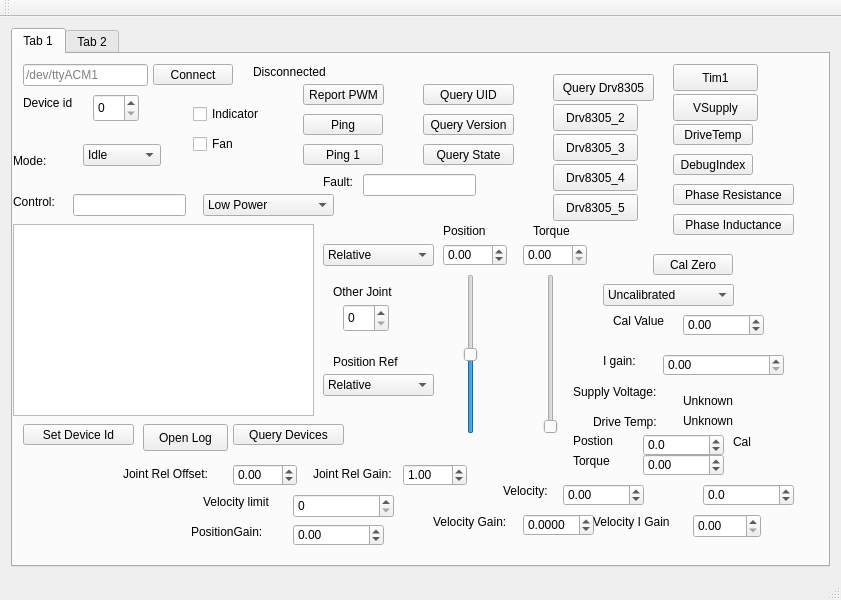
This is Bark/mainwindow.ui in craftit/DogBotSoftware as Qt 5 draws it before an edit. The edited form follows.
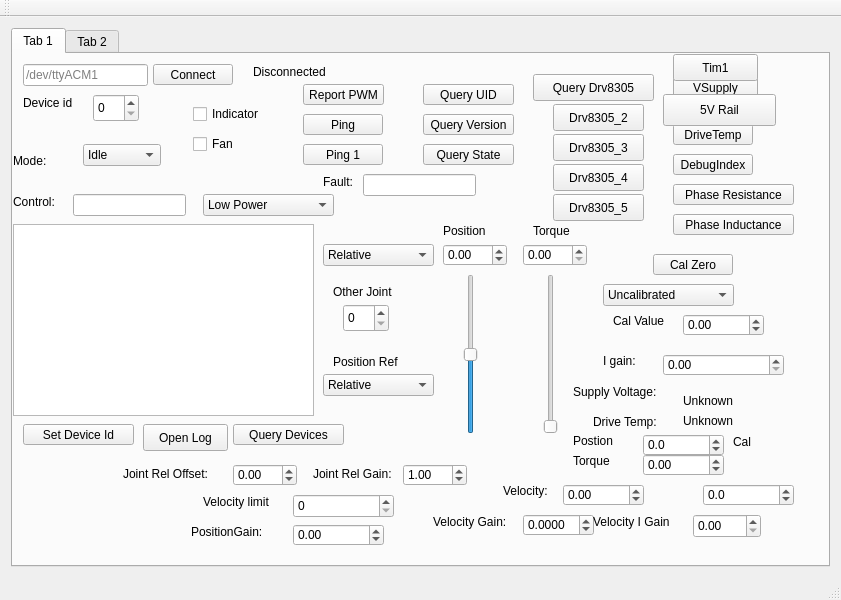
This is the edited form.

Commit message: Add 5V rail read.

```diff
--- a/Bark/mainwindow.ui
+++ b/Bark/mainwindow.ui
@@ -166,7 +166,7 @@
         <property name="geometry">
          <rect>
           <x>660</x>
-          <y>40</y>
+          <y>20</y>
           <width>85</width>
           <height>27</height>
          </rect>
@@ -180,7 +180,7 @@
          <rect>
           <x>540</x>
           <y>50</y>
-          <width>85</width>
+          <width>91</width>
           <height>27</height>
          </rect>
         </property>
@@ -203,7 +203,7 @@
          <rect>
           <x>540</x>
           <y>140</y>
-          <width>85</width>
+          <width>91</width>
           <height>27</height>
          </rect>
         </property>
@@ -252,7 +252,7 @@
          <rect>
           <x>540</x>
           <y>80</y>
-          <width>85</width>
+          <width>91</width>
           <height>27</height>
          </rect>
         </property>
@@ -299,9 +299,9 @@
        <widget class="QPushButton" name="pushButtonQueryState">
         <property name="geometry">
          <rect>
-          <x>540</x>
+          <x>520</x>
           <y>20</y>
-          <width>101</width>
+          <width>121</width>
           <height>27</height>
          </rect>
         </property>
@@ -326,7 +326,7 @@
         <property name="geometry">
          <rect>
           <x>660</x>
-          <y>10</y>
+          <y>0</y>
           <width>85</width>
           <height>27</height>
          </rect>
@@ -375,7 +375,7 @@
          <rect>
           <x>540</x>
           <y>110</y>
-          <width>85</width>
+          <width>91</width>
           <height>27</height>
          </rect>
         </property>
@@ -1146,6 +1146,19 @@
          <string>Fan</string>
         </property>
        </widget>
+       <widget class="QPushButton" name="pushButton_5">
+        <property name="geometry">
+         <rect>
+          <x>650</x>
+          <y>40</y>
+          <width>113</width>
+          <height>32</height>
+         </rect>
+        </property>
+        <property name="text">
+         <string>5V Rail</string>
+        </property>
+       </widget>
       </widget>
       <widget class="QWidget" name="tab_2">
        <attribute name="title">
```
Left out of the diff: 2 changed lines with no effect on the pictures. The commit also changes 5 other files.
